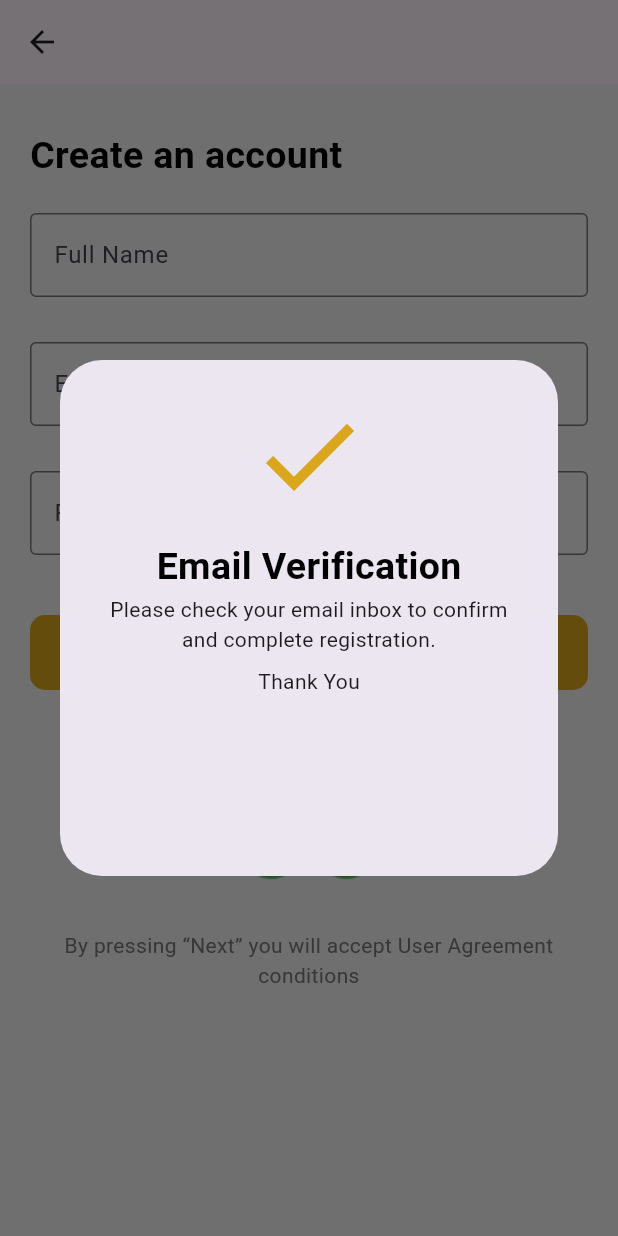
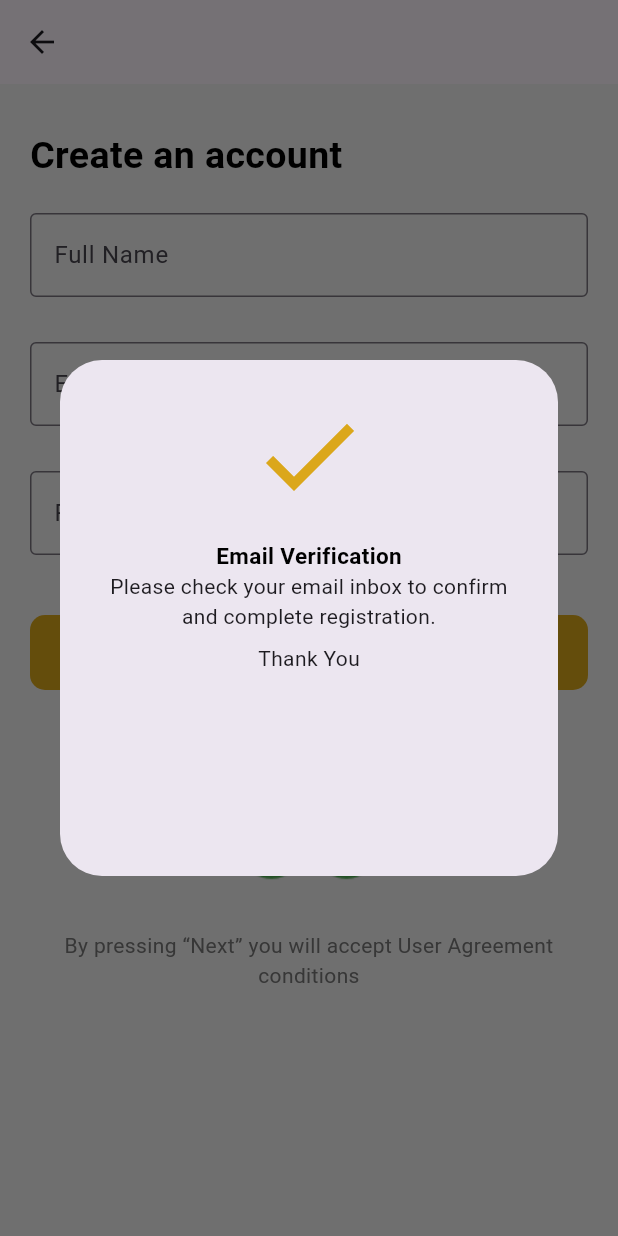
Before and after one commit to Ayiks/mobile_mech, a Flutter app: the UserLoginView screen opened by its route, after a tap on "Next", on a phone screen of 412 x 824 dp. Run offline on Flutter 3.47's test engine with Material 3 defaults, Android fonts, the phone set to English and light mode, and no system bars; our stand-ins replace get, introduction_screen.

Commit message:
dynamic size

```diff
--- a/lib/app/utils/texts.dart
+++ b/lib/app/utils/texts.dart
@@ -2,14 +2,17 @@ import 'package:flutter/material.dart';
 
 class HeadingText extends StatelessWidget {
   final String text;
-  HeadingText({super.key, required this.text});
+  double? size;
+  HeadingText({super.key, required this.text, this.size});
 
   @override
   Widget build(BuildContext context) {
     return Text(
       text,
-      style: const TextStyle(
-          color: Colors.black, fontSize: 25, fontWeight: FontWeight.w600),
+      style: TextStyle(
+          color: Colors.black,
+          fontSize: size ?? 25,
+          fontWeight: FontWeight.w600),
     );
   }
 }
```
